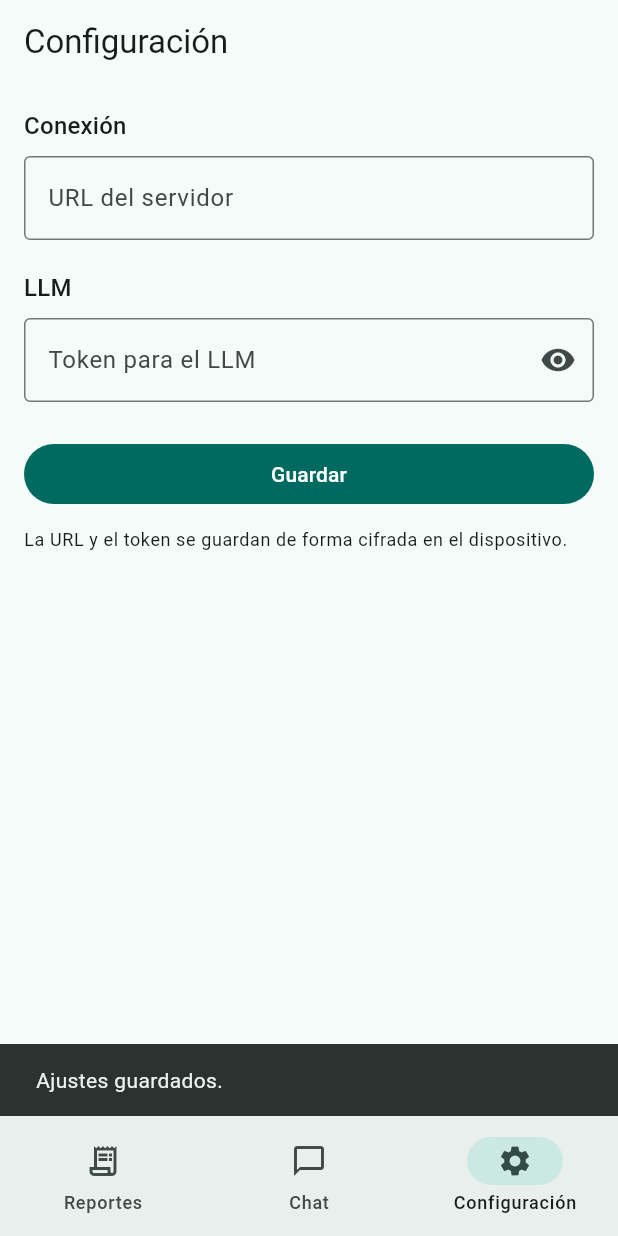
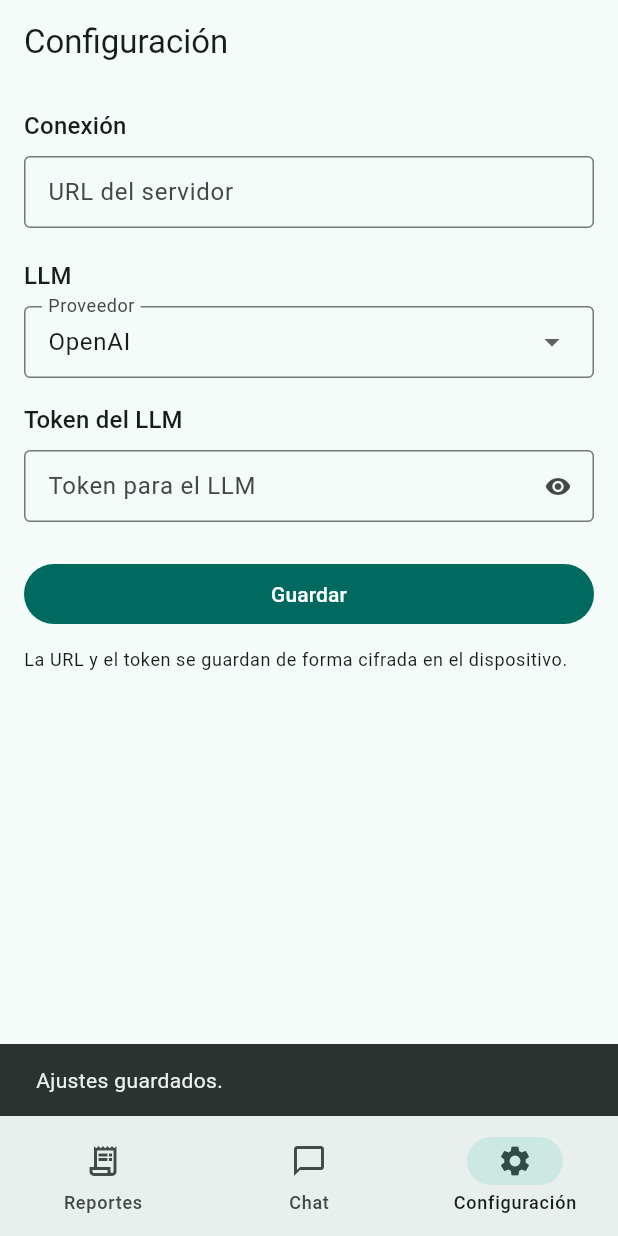
Before and after one commit to UTC1992/report_expences_app, a Flutter app: the screen it shows after launch, item 3 of the bottom bar chosen, after a tap on "Guardar", on a phone screen of 412 x 824 dp. Run offline on Flutter 3.47's test engine with Material 3 defaults, Android fonts, the phone set to English and light mode, and no system bars; our stand-ins replace flutter_secure_storage, get_it.

Commit message:
chore: update settings screen design

```diff
--- a/lib/features/chat/data/datasources/api_chat_remote_data_source.dart
+++ b/lib/features/chat/data/datasources/api_chat_remote_data_source.dart
@@ -15,12 +15,13 @@ class ApiChatRemoteDataSource implements ChatRemoteDataSource {
   Future<String> postProcessExpense({
     required String baseUrl,
     required String text,
+    required String provider,
     String? apiKey,
   }) async {
     final uri = ApiUriBuilder.build(baseUrl, '/chat/process_expense');
     final payload = <String, dynamic>{
       'text': text,
-      'provider': 'openai',
+      'provider': provider,
       if (apiKey != null && apiKey.isNotEmpty) 'apiKey': apiKey,
     };
 
--- a/lib/features/chat/data/datasources/chat_remote_data_source.dart
+++ b/lib/features/chat/data/datasources/chat_remote_data_source.dart
@@ -3,6 +3,7 @@ abstract class ChatRemoteDataSource {
   Future<String> postProcessExpense({
     required String baseUrl,
     required String text,
+    required String provider,
     String? apiKey,
   });
 }
--- a/lib/features/chat/data/repositories/chat_repository_impl.dart
+++ b/lib/features/chat/data/repositories/chat_repository_impl.dart
@@ -39,6 +39,7 @@ class ChatRepositoryImpl implements ChatRepository {
           final body = await _remoteDataSource.postProcessExpense(
             baseUrl: base,
             text: text,
+            provider: data.llmProvider.apiValue,
             apiKey: apiKey.isEmpty ? null : apiKey,
           );
           final map = jsonDecode(body) as Map<String, dynamic>;
--- a/lib/features/settings/data/datasources/settings_secure_data_source.dart
+++ b/lib/features/settings/data/datasources/settings_secure_data_source.dart
@@ -5,5 +5,6 @@ abstract class SettingsSecureDataSource {
   Future<void> writeAll({
     required String serverBaseUrl,
     required String llmApiKey,
+    required String llmProvider,
   });
 }
--- a/lib/features/settings/data/datasources/settings_secure_data_source_impl.dart
+++ b/lib/features/settings/data/datasources/settings_secure_data_source_impl.dart
@@ -8,14 +8,17 @@ class SettingsSecureDataSourceImpl implements SettingsSecureDataSource {
 
   static const _serverKey = 'settings_server_base_url';
   static const _llmKey = 'settings_llm_api_key';
+  static const _llmProviderKey = 'settings_llm_provider';
 
   @override
   Future<Map<String, String>> readAll() async {
     final server = await _storage.read(key: _serverKey) ?? '';
     final llm = await _storage.read(key: _llmKey) ?? '';
+    final provider = await _storage.read(key: _llmProviderKey) ?? '';
     return {
       'serverBaseUrl': server,
       'llmApiKey': llm,
+      'llmProvider': provider,
     };
   }
 
@@ -23,8 +26,10 @@ class SettingsSecureDataSourceImpl implements SettingsSecureDataSource {
   Future<void> writeAll({
     required String serverBaseUrl,
     required String llmApiKey,
+    required String llmProvider,
   }) async {
     await _storage.write(key: _serverKey, value: serverBaseUrl);
     await _storage.write(key: _llmKey, value: llmApiKey);
+    await _storage.write(key: _llmProviderKey, value: llmProvider);
   }
 }
--- a/lib/features/settings/data/repositories/settings_repository_impl.dart
+++ b/lib/features/settings/data/repositories/settings_repository_impl.dart
@@ -2,6 +2,7 @@ import 'package:report_expences_app/core/error/failures.dart';
 import 'package:report_expences_app/core/result/result.dart';
 import 'package:report_expences_app/features/settings/data/datasources/settings_secure_data_source.dart';
 import 'package:report_expences_app/features/settings/domain/entities/app_settings.dart';
+import 'package:report_expences_app/features/settings/domain/entities/llm_provider.dart';
 import 'package:report_expences_app/features/settings/domain/repositories/settings_repository.dart';
 
 class SettingsRepositoryImpl implements SettingsRepository {
@@ -17,6 +18,7 @@ class SettingsRepositoryImpl implements SettingsRepository {
         AppSettings(
           serverBaseUrl: map['serverBaseUrl'] ?? '',
           llmApiKey: map['llmApiKey'] ?? '',
+          llmProvider: LlmProvider.fromStored(map['llmProvider']),
         ),
       );
     } catch (e) {
@@ -30,6 +32,7 @@ class SettingsRepositoryImpl implements SettingsRepository {
       await _dataSource.writeAll(
         serverBaseUrl: settings.serverBaseUrl,
         llmApiKey: settings.llmApiKey,
+        llmProvider: settings.llmProvider.name,
       );
       return Success(settings);
     } catch (e) {
--- a/lib/features/settings/domain/entities/app_settings.dart
+++ b/lib/features/settings/domain/entities/app_settings.dart
@@ -1,11 +1,19 @@
+import 'package:report_expences_app/features/settings/domain/entities/llm_provider.dart';
+
 class AppSettings {
   const AppSettings({
     required this.serverBaseUrl,
     required this.llmApiKey,
+    this.llmProvider = LlmProvider.openai,
   });
 
   final String serverBaseUrl;
   final String llmApiKey;
+  final LlmProvider llmProvider;
 
-  static const empty = AppSettings(serverBaseUrl: '', llmApiKey: '');
+  static const empty = AppSettings(
+    serverBaseUrl: '',
+    llmApiKey: '',
+    llmProvider: LlmProvider.openai,
+  );
 }
--- /dev/null
+++ b/lib/features/settings/domain/entities/llm_provider.dart
@@ -0,0 +1,20 @@
+/// LLM backend used for chat expense processing (`provider` field in API).
+enum LlmProvider {
+  openai;
+
+  /// Value for the JSON `provider` field (matches enum name).
+  String get apiValue => name;
+
+  String get displayLabel => switch (this) {
+        LlmProvider.openai => 'OpenAI',
+      };
+
+  static LlmProvider fromStored(String? raw) {
+    if (raw == null || raw.isEmpty) return LlmProvider.openai;
+    try {
+      return LlmProvider.values.byName(raw);
+    } catch (_) {
+      return LlmProvider.openai;
+    }
+  }
+}
--- a/lib/features/settings/domain/use_cases/save_app_settings_use_case.dart
+++ b/lib/features/settings/domain/use_cases/save_app_settings_use_case.dart
@@ -1,6 +1,7 @@
 import 'package:report_expences_app/core/error/failures.dart';
 import 'package:report_expences_app/core/result/result.dart';
 import 'package:report_expences_app/features/settings/domain/entities/app_settings.dart';
+import 'package:report_expences_app/features/settings/domain/entities/llm_provider.dart';
 import 'package:report_expences_app/features/settings/domain/repositories/settings_repository.dart';
 
 class SaveAppSettingsUseCase {
@@ -11,6 +12,7 @@ class SaveAppSettingsUseCase {
   Future<Result<AppSettings>> call({
     required String serverBaseUrl,
     required String llmApiKey,
+    LlmProvider llmProvider = LlmProvider.openai,
   }) async {
     final url = serverBaseUrl.trim();
     final key = llmApiKey.trim();
@@ -21,7 +23,11 @@ class SaveAppSettingsUseCase {
       );
     }
 
-    final settings = AppSettings(serverBaseUrl: url, llmApiKey: key);
+    final settings = AppSettings(
+      serverBaseUrl: url,
+      llmApiKey: key,
+      llmProvider: llmProvider,
+    );
     return _repository.save(settings);
   }
 
--- a/lib/features/settings/presentation/pages/settings_page.dart
+++ b/lib/features/settings/presentation/pages/settings_page.dart
@@ -1,5 +1,6 @@
 import 'package:flutter/material.dart';
 import 'package:provider/provider.dart';
+import 'package:report_expences_app/features/settings/domain/entities/llm_provider.dart';
 import 'package:report_expences_app/features/settings/presentation/view_models/settings_view_model.dart';
 
 class SettingsPage extends StatefulWidget {
@@ -13,6 +14,35 @@ class _SettingsPageState extends State<SettingsPage> {
   final TextEditingController _serverUrlController = TextEditingController();
   final TextEditingController _llmTokenController = TextEditingController();
   bool _obscureToken = true;
+  LlmProvider _selectedLlm = LlmProvider.openai;
+
+  /// Same outline, padding and density for URL, proveedor y token.
+  InputDecoration _outlineField(
+    BuildContext context, {
+    required String label,
+    String? hintText,
+    Widget? suffixIcon,
+  }) {
+    final theme = Theme.of(context);
+    final outline = OutlineInputBorder(
+      borderSide: BorderSide(color: theme.colorScheme.outline),
+    );
+    return InputDecoration(
+      labelText: label,
+      hintText: hintText,
+      border: outline,
+      enabledBorder: outline,
+      focusedBorder: OutlineInputBorder(
+        borderSide: BorderSide(
+          color: theme.colorScheme.primary,
+          width: 2,
+        ),
+      ),
+      contentPadding: const EdgeInsets.symmetric(horizontal: 12, vertical: 12),
+      isDense: true,
+      suffixIcon: suffixIcon,
+    );
+  }
 
   @override
   void initState() {
@@ -24,6 +54,9 @@ class _SettingsPageState extends State<SettingsPage> {
       if (!mounted) return;
       _serverUrlController.text = vm.serverBaseUrl;
       _llmTokenController.text = vm.llmApiKey;
+      setState(() {
+        _selectedLlm = vm.llmProvider;
+      });
     });
   }
 
@@ -39,6 +72,7 @@ class _SettingsPageState extends State<SettingsPage> {
     await vm.save(
       serverBaseUrl: _serverUrlController.text,
       llmApiKey: _llmTokenController.text,
+      llmProvider: _selectedLlm,
     );
     if (!mounted) return;
     if (vm.errorMessage == null) {
@@ -74,10 +108,11 @@ class _SettingsPageState extends State<SettingsPage> {
                 controller: _serverUrlController,
                 keyboardType: TextInputType.url,
                 autocorrect: false,
-                decoration: const InputDecoration(
-                  labelText: 'URL del servidor',
+                style: Theme.of(context).textTheme.bodyLarge,
+                decoration: _outlineField(
+                  context,
+                  label: 'URL del servidor',
                   hintText: 'https://api.tudominio.com',
-                  border: OutlineInputBorder(),
                 ),
               ),
               const SizedBox(height: 20),
@@ -86,15 +121,49 @@ class _SettingsPageState extends State<SettingsPage> {
                 style: Theme.of(context).textTheme.titleMedium,
               ),
               const SizedBox(height: 8),
+              InputDecorator(
+                decoration: _outlineField(
+                  context,
+                  label: 'Proveedor',
+                ),
+                child: DropdownButtonHideUnderline(
+                  child: DropdownButton<LlmProvider>(
+                    value: _selectedLlm,
+                    isDense: true,
+                    isExpanded: true,
+                    style: Theme.of(context).textTheme.bodyLarge,
+                    padding: EdgeInsets.zero,
+                    items: [
+                      for (final p in LlmProvider.values)
+                        DropdownMenuItem(
+                          value: p,
+                          child: Text(p.displayLabel),
+                        ),
+                    ],
+                    onChanged: (value) {
+                      if (value == null) return;
+                      setState(() => _selectedLlm = value);
+                    },
+                  ),
+                ),
+              ),
+              const SizedBox(height: 16),
+               Text(
+                'Token del LLM',
+                style: Theme.of(context).textTheme.titleMedium,
+              ),
+              const SizedBox(height: 8),
               TextField(
                 controller: _llmTokenController,
                 obscureText: _obscureToken,
                 autocorrect: false,
-                decoration: InputDecoration(
-                  labelText: 'Token para el LLM',
-                  border: const OutlineInputBorder(),
+                style: Theme.of(context).textTheme.bodyLarge,
+                decoration: _outlineField(
+                  context,
+                  label: 'Token para el LLM',
                   suffixIcon: IconButton(
                     tooltip: _obscureToken ? 'Mostrar' : 'Ocultar',
+                    visualDensity: VisualDensity.compact,
                     onPressed: () {
                       setState(() {
                         _obscureToken = !_obscureToken;
--- a/lib/features/settings/presentation/view_models/settings_view_model.dart
+++ b/lib/features/settings/presentation/view_models/settings_view_model.dart
@@ -1,6 +1,7 @@
 import 'package:flutter/foundation.dart';
 import 'package:report_expences_app/core/error/failures.dart';
 import 'package:report_expences_app/core/result/result.dart';
+import 'package:report_expences_app/features/settings/domain/entities/llm_provider.dart';
 import 'package:report_expences_app/features/settings/domain/use_cases/get_app_settings_use_case.dart';
 import 'package:report_expences_app/features/settings/domain/use_cases/save_app_settings_use_case.dart';
 
@@ -18,6 +19,7 @@ class SettingsViewModel extends ChangeNotifier {
   bool _saving = false;
   String _serverBaseUrl = '';
   String _llmApiKey = '';
+  LlmProvider _llmProvider = LlmProvider.openai;
   String? _errorMessage;
 
   bool get isLoading => _loading;
@@ -27,6 +29,8 @@ class SettingsViewModel extends ChangeNotifier {
   String get serverBaseUrl => _serverBaseUrl;
 
   String get llmApiKey => _llmApiKey;
+
+  LlmProvider get llmProvider => _llmProvider;
 
   String? get errorMessage => _errorMessage;
 
@@ -40,6 +44,7 @@ class SettingsViewModel extends ChangeNotifier {
       case Success(:final data):
         _serverBaseUrl = data.serverBaseUrl;
         _llmApiKey = data.llmApiKey;
+        _llmProvider = data.llmProvider;
       case FailureResult():
         _errorMessage = 'No se pudieron cargar los ajustes.';
     }
@@ -51,6 +56,7 @@ class SettingsViewModel extends ChangeNotifier {
   Future<void> save({
     required String serverBaseUrl,
     required String llmApiKey,
+    LlmProvider llmProvider = LlmProvider.openai,
   }) async {
     _saving = true;
     _errorMessage = null;
@@ -59,12 +65,14 @@ class SettingsViewModel extends ChangeNotifier {
     final result = await _saveSettings(
       serverBaseUrl: serverBaseUrl,
       llmApiKey: llmApiKey,
+      llmProvider: llmProvider,
     );
 
     switch (result) {
       case Success(:final data):
         _serverBaseUrl = data.serverBaseUrl;
         _llmApiKey = data.llmApiKey;
+        _llmProvider = data.llmProvider;
       case FailureResult(:final failure):
         _errorMessage = switch (failure) {
           ValidationFailure(:final message) => message,
```
Also changed, not shown: 3 other files.
